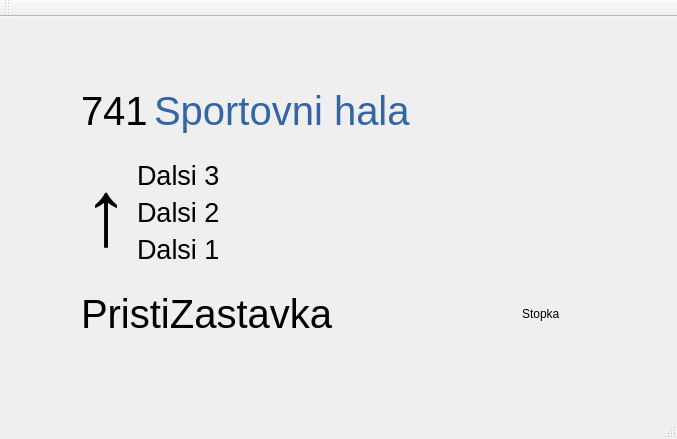
The window that VDV301_Display/mainwindow.ui (frutabruta/VDV301tester) describes before a commit, drawn with Qt 5.
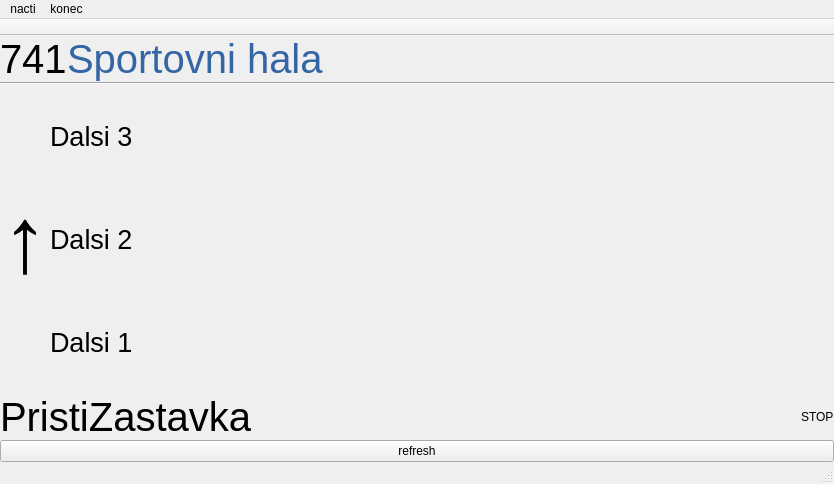
The same window after the commit.

The edit to the form file:
```diff
--- a/VDV301_Display/mainwindow.ui
+++ b/VDV301_Display/mainwindow.ui
@@ -2,56 +2,60 @@
 <ui version="4.0">
  <class>MainWindow</class>
  <widget class="QMainWindow" name="MainWindow">
+  <property name="enabled">
+   <bool>true</bool>
+  </property>
   <property name="geometry">
    <rect>
     <x>0</x>
     <y>0</y>
-    <width>677</width>
-    <height>439</height>
+    <width>834</width>
+    <height>484</height>
    </rect>
   </property>
+  <property name="sizePolicy">
+   <sizepolicy hsizetype="Minimum" vsizetype="Minimum">
+    <horstretch>0</horstretch>
+    <verstretch>0</verstretch>
+   </sizepolicy>
+  </property>
   <property name="windowTitle">
    <string>MainWindow</string>
   </property>
   <widget class="QWidget" name="centralWidget">
-   <widget class="QStackedWidget" name="stackedWidget">
-    <property name="geometry">
-     <rect>
-      <x>40</x>
-      <y>30</y>
-      <width>591</width>
-      <height>331</height>
-     </rect>
+   <layout class="QHBoxLayout" name="horizontalLayout_4">
+    <property name="spacing">
+     <number>0</number>
     </property>
-    <property name="sizePolicy">
-     <sizepolicy hsizetype="Maximum" vsizetype="Maximum">
-      <horstretch>0</horstretch>
-      <verstretch>0</verstretch>
-     </sizepolicy>
+    <property name="leftMargin">
+     <number>0</number>
     </property>
-    <property name="currentIndex">
+    <property name="topMargin">
      <number>0</number>
     </property>
-    <widget class="QWidget" name="page">
-     <widget class="QWidget" name="verticalLayoutWidget">
-      <property name="geometry">
-       <rect>
-        <x>30</x>
-        <y>10</y>
-        <width>501</width>
-        <height>311</height>
-       </rect>
-      </property>
+    <property name="rightMargin">
+     <number>0</number>
+    </property>
+    <property name="bottomMargin">
+     <number>0</number>
+    </property>
+    <item>
       <layout class="QVBoxLayout" name="verticalLayout">
+      <property name="spacing">
+       <number>0</number>
+      </property>
        <property name="sizeConstraint">
         <enum>QLayout::SetMaximumSize</enum>
        </property>
        <item>
         <layout class="QHBoxLayout" name="horizontalLayout">
+        <property name="spacing">
+         <number>0</number>
+        </property>
          <item>
           <widget class="QLabel" name="Llinka">
            <property name="sizePolicy">
-            <sizepolicy hsizetype="Maximum" vsizetype="Preferred">
+           <sizepolicy hsizetype="Maximum" vsizetype="Maximum">
              <horstretch>0</horstretch>
              <verstretch>0</verstretch>
             </sizepolicy>
@@ -71,6 +75,12 @@
          </item>
          <item>
           <widget class="QLabel" name="Lcil">
+          <property name="sizePolicy">
+           <sizepolicy hsizetype="Preferred" vsizetype="Maximum">
+            <horstretch>0</horstretch>
+            <verstretch>0</verstretch>
+           </sizepolicy>
+          </property>
            <property name="font">
             <font>
              <pointsize>30</pointsize>
@@ -86,8 +96,18 @@
          </item>
         </layout>
        </item>
+      <item>
+       <widget class="Line" name="line">
+        <property name="orientation">
+         <enum>Qt::Horizontal</enum>
+        </property>
+       </widget>
+      </item>
        <item>
         <layout class="QHBoxLayout" name="horizontalLayout_3">
+        <property name="spacing">
+         <number>0</number>
+        </property>
          <item>
           <widget class="QLabel" name="label_8">
            <property name="sizePolicy">
@@ -117,10 +137,13 @@
          </item>
          <item>
           <layout class="QVBoxLayout" name="verticalLayout_2">
+          <property name="spacing">
+           <number>0</number>
+          </property>
            <item>
             <widget class="QLabel" name="Lnacestna4">
              <property name="sizePolicy">
-              <sizepolicy hsizetype="Minimum" vsizetype="Preferred">
+             <sizepolicy hsizetype="Minimum" vsizetype="Minimum">
                <horstretch>0</horstretch>
                <verstretch>0</verstretch>
               </sizepolicy>
@@ -138,7 +161,7 @@
            <item>
             <widget class="QLabel" name="Lnacestna3">
              <property name="sizePolicy">
-              <sizepolicy hsizetype="Minimum" vsizetype="Preferred">
+             <sizepolicy hsizetype="Minimum" vsizetype="Minimum">
                <horstretch>0</horstretch>
                <verstretch>0</verstretch>
               </sizepolicy>
@@ -156,7 +179,7 @@
            <item>
             <widget class="QLabel" name="Lnacestna2">
              <property name="sizePolicy">
-              <sizepolicy hsizetype="Minimum" vsizetype="Preferred">
+             <sizepolicy hsizetype="Minimum" vsizetype="Minimum">
                <horstretch>0</horstretch>
                <verstretch>0</verstretch>
               </sizepolicy>
@@ -177,8 +200,17 @@
        </item>
        <item>
         <layout class="QHBoxLayout" name="horizontalLayout_2">
+        <property name="spacing">
+         <number>0</number>
+        </property>
          <item>
-          <widget class="QLabel" name="nacestna1">
+         <widget class="QLabel" name="Lnacestna1">
+          <property name="sizePolicy">
+           <sizepolicy hsizetype="Minimum" vsizetype="Maximum">
+            <horstretch>0</horstretch>
+            <verstretch>0</verstretch>
+           </sizepolicy>
+          </property>
            <property name="font">
             <font>
              <pointsize>30</pointsize>
@@ -195,44 +227,76 @@
          <item>
           <widget class="QLabel" name="label_6">
            <property name="sizePolicy">
-            <sizepolicy hsizetype="Fixed" vsizetype="Preferred">
+           <sizepolicy hsizetype="Fixed" vsizetype="Maximum">
              <horstretch>0</horstretch>
              <verstretch>0</verstretch>
             </sizepolicy>
            </property>
            <property name="text">
-            <string>Stopka</string>
+           <string>STOP</string>
            </property>
           </widget>
          </item>
         </layout>
        </item>
-      </layout>
-     </widget>
-    </widget>
-    <widget class="QWidget" name="page_2"/>
-   </widget>
+      <item>
+       <widget class="QPushButton" name="refreshTlac">
+        <property name="text">
+         <string>refresh</string>
+        </property>
+       </widget>
+      </item>
+     </layout>
+    </item>
+   </layout>
   </widget>
   <widget class="QMenuBar" name="menuBar">
    <property name="enabled">
-    <bool>false</bool>
+    <bool>true</bool>
    </property>
    <property name="geometry">
     <rect>
      <x>0</x>
      <y>0</y>
-     <width>677</width>
+     <width>834</width>
      <height>22</height>
     </rect>
    </property>
    <property name="nativeMenuBar">
     <bool>false</bool>
    </property>
+   <widget class="QMenu" name="menunacti">
+    <property name="title">
+     <string>nacti</string>
+    </property>
+    <addaction name="actiontestPolozka"/>
+    <addaction name="actionstahnoutXML"/>
+    <addaction name="action"/>
+   </widget>
+   <widget class="QMenu" name="menukonec">
+    <property name="title">
+     <string>konec</string>
+    </property>
+   </widget>
+   <addaction name="menunacti"/>
+   <addaction name="menukonec"/>
   </widget>
   <widget class="QToolBar" name="mainToolBar">
    <property name="enabled">
     <bool>true</bool>
    </property>
+   <property name="sizePolicy">
+    <sizepolicy hsizetype="Preferred" vsizetype="Minimum">
+     <horstretch>0</horstretch>
+     <verstretch>0</verstretch>
+    </sizepolicy>
+   </property>
+   <property name="movable">
+    <bool>false</bool>
+   </property>
+   <property name="floatable">
+    <bool>false</bool>
+   </property>
    <attribute name="toolBarArea">
     <enum>TopToolBarArea</enum>
    </attribute>
@@ -240,7 +304,29 @@
     <bool>false</bool>
    </attribute>
   </widget>
-  <widget class="QStatusBar" name="statusBar"/>
+  <widget class="QStatusBar" name="statusBar">
+   <property name="enabled">
+    <bool>false</bool>
+   </property>
+   <property name="sizeGripEnabled">
+    <bool>true</bool>
+   </property>
+  </widget>
+  <action name="actiontestPolozka">
+   <property name="text">
+    <string>testPolozka</string>
+   </property>
+  </action>
+  <action name="actionstahnoutXML">
+   <property name="text">
+    <string>stahnoutXML</string>
+   </property>
+  </action>
+  <action name="action">
+   <property name="text">
+    <string>QUIT</string>
+   </property>
+  </action>
  </widget>
  <layoutdefault spacing="6" margin="11"/>
  <resources/>
```
Left out of the diff: 2 changed lines with no effect on the pictures. Lines whose indentation alone changed are shown as unchanged.
